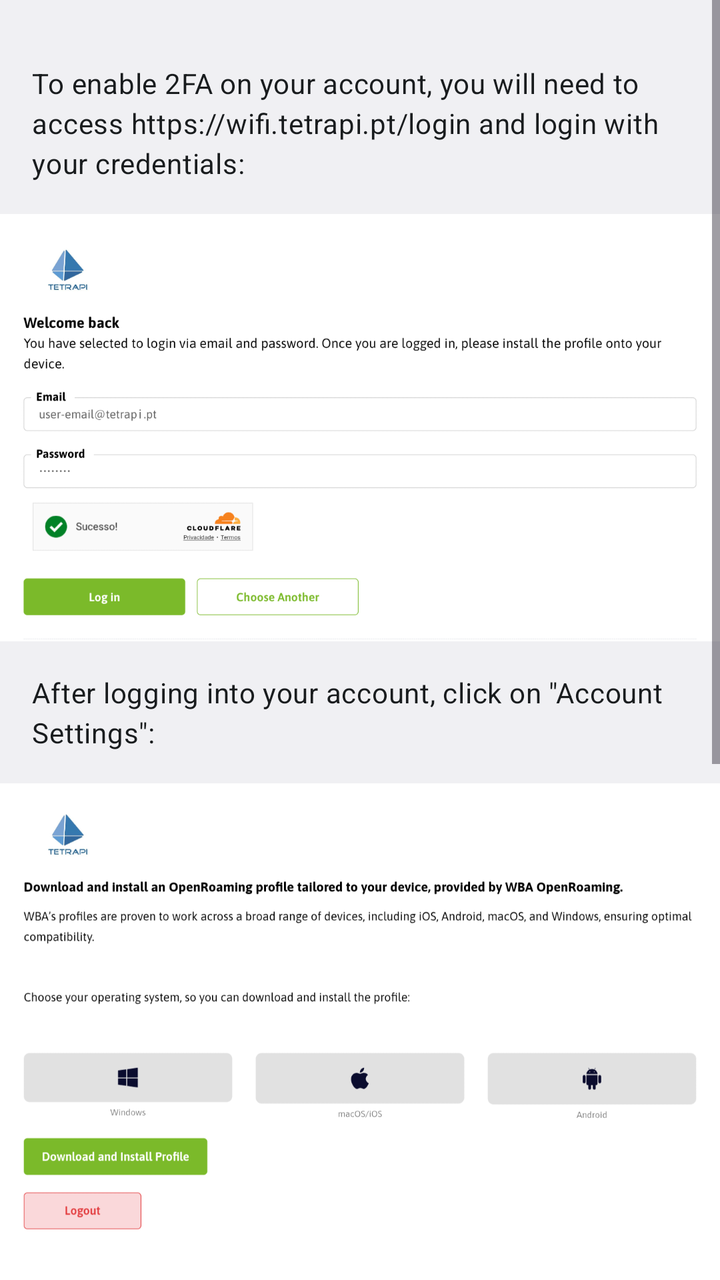
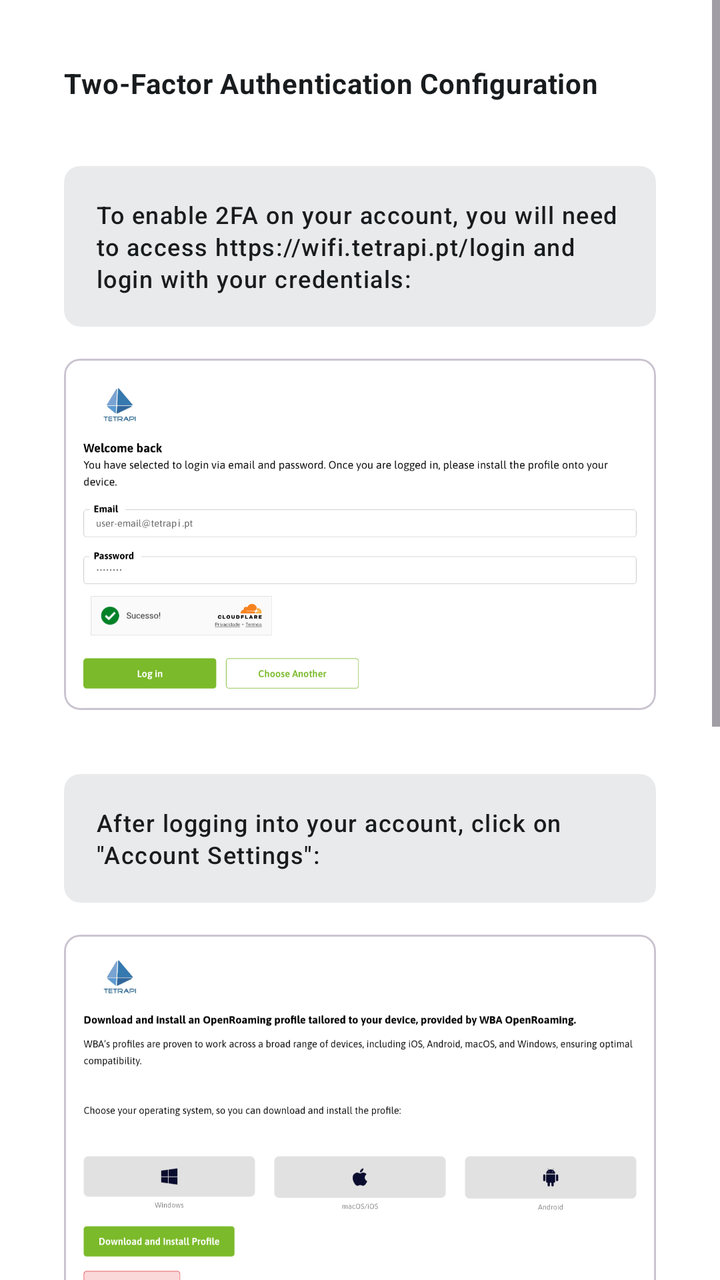

Two renders of the same Android screen: before a commit and after it. Below are the layout's source before the change and the commit's diff.
<!-- AndroidManifest.xml: application theme Theme.MimWifi -->
<!-- res/layout/activity_twofa.xml -->
<?xml version="1.0" encoding="utf-8"?>

<ScrollView xmlns:android="http://schemas.android.com/apk/res/android"
    android:layout_width="match_parent"
    android:layout_height="match_parent">

    <LinearLayout
        android:layout_width="match_parent"
        android:layout_height="wrap_content"
        android:orientation="vertical"
        android:paddingTop="@dimen/material_margin"
        android:paddingBottom="@dimen/material_margin">

        <com.google.android.material.textview.MaterialTextView
            android:layout_width="wrap_content"
            android:layout_height="wrap_content"
            android:layout_marginTop="@dimen/material_margin"
            android:paddingStart="@dimen/material_margin"
            android:paddingEnd="@dimen/material_margin"
            android:text="@string/activity_twofa_description_1" />

        <ImageView
            android:layout_width="match_parent"
            android:layout_height="wrap_content"
            android:layout_marginTop="@dimen/material_margin"
            android:adjustViewBounds="true"
            android:src="@drawable/img_twofa_1" />

        <com.google.android.material.textview.MaterialTextView
            android:layout_width="wrap_content"
            android:layout_height="wrap_content"
            android:layout_marginTop="@dimen/material_margin"
            android:paddingStart="@dimen/material_margin"
            android:paddingEnd="@dimen/material_margin"
            android:text="@string/activity_twofa_description_2" />

        <ImageView
            android:layout_width="match_parent"
            android:layout_height="wrap_content"
            android:layout_marginTop="@dimen/material_margin"
            android:adjustViewBounds="true"
            android:src="@drawable/img_twofa_2" />

        <com.google.android.material.textview.MaterialTextView
            android:layout_width="wrap_content"
            android:layout_height="wrap_content"
            android:layout_marginTop="@dimen/material_margin"
            android:paddingStart="@dimen/material_margin"
            android:paddingEnd="@dimen/material_margin"
            android:text="@string/activity_twofa_description_3" />

        <ImageView
            android:layout_width="match_parent"
            android:layout_height="wrap_content"
            android:layout_marginTop="@dimen/material_margin"
            android:adjustViewBounds="true"
            android:src="@drawable/img_twofa_3" />

        <com.google.android.material.button.MaterialButton
            android:id="@+id/open_button"
            android:layout_width="match_parent"
            android:layout_marginEnd="@dimen/material_margin"
            android:layout_marginStart="@dimen/material_margin"
            android:layout_height="wrap_content"
            android:layout_marginTop="@dimen/material_margin"
            android:backgroundTint="?colorSecondary"
            android:text="@string/activity_twofa_open" />

    </LinearLayout>

</ScrollView>
<!-- resources referenced by this layout -->
<resources>
  <dimen name="material_margin">16dp</dimen>
  <!-- drawable img_twofa_3: png bitmap (drawable, 47234 bytes) -->
  <string name="activity_twofa_description_1">To enable 2FA on your account, you will need to access https://wifi.tetrapi.pt/login and login with your credentials:</string>
  <string name="activity_twofa_description_2">After logging into your account, click on \"Account Settings\":</string>
  <string name="activity_twofa_description_3">Click on \"Configure Two-Factor Authentication\" and proceed with your preferred method:</string>
  <string name="activity_twofa_open">Open https://wifi.tetrapi.pt/login</string>
  <style name="Theme.MimWifi" parent="Theme.Material3.Light.NoActionBar">
          <item name="colorPrimary">@color/color_primary</item>
          <item name="colorPrimaryDark">@color/color_secondary</item>
          <item name="colorOnPrimary">@color/color_on_primary</item>
          <item name="colorSecondary">@color/color_secondary</item>
          <item name="colorOnSecondary">@color/color_on_secondary</item>
          <item name="colorSecondaryContainer">@color/color_background</item>
          <item name="colorOnSecondaryContainer">@color/color_on_primary</item>
          <item name="colorSurface">@color/color_primary</item>
          <item name="colorOnSurface">@color/color_on_primary</item>
          <item name="colorOnSurfaceVariant">@color/color_on_primary</item>
          <item name="colorSurfaceContainerLowest">@color/color_primary</item>
          <item name="colorSurfaceContainerLow">@color/color_primary</item>
          <item name="colorSurfaceContainer">@color/color_primary</item>
          <item name="colorSurfaceContainerHigh">@color/color_primary</item>
          <item name="colorSurfaceContainerHighest">@color/color_primary</item>
          <item name="colorError">@color/color_error</item>
          <item name="colorOutline">@color/color_outline</item>
          <item name="backgroundColor">@color/color_background</item>
          <item name="android:textColorLink">@color/color_on_primary</item>
          <item name="android:colorBackground">@color/color_background</item>
          <item name="android:navigationBarColor">@color/color_primary</item>
          <item name="android:windowLightStatusBar">true</item>
          <item name="android:textViewStyle">@style/Widget.MaterialTextView</item>
          <item name="toolbarStyle">@style/Widget.MaterialToolbar</item>
          <item name="android:windowOptOutEdgeToEdgeEnforcement" tools:targetApi="35">true</item>
      </style>
  <color name="color_primary">#E1E3E5</color>
  <color name="color_secondary">#7BBA29</color>
  <color name="color_on_primary">#191C1E</color>
  <color name="color_on_secondary">#191C1E</color>
  <color name="color_background">#F0F0F3</color>
  <color name="color_error">#BA1B1B</color>
  <color name="color_outline">#70777C</color>
  <style name="Widget.MaterialTextView" parent="Widget.MaterialComponents.TextView">
          <item name="android:textColor">?colorOnPrimary</item>
          <item name="android:textAppearance">?textAppearanceBodyMedium</item>
      </style>
  <style name="Widget.MaterialToolbar" parent="Widget.Material3.Toolbar">
          <item name="android:background">?colorSecondary</item>
          <item name="titleTextColor">?colorOnSecondary</item>
      </style>
  <!-- unchanged entries left out for length: 2 -->
</resources>

<!-- the commit's change to res/layout/activity_twofa.xml (unified diff, before → after) -->
@@ -1,6 +1,7 @@
 <?xml version="1.0" encoding="utf-8"?>
 
 <ScrollView xmlns:android="http://schemas.android.com/apk/res/android"
+    xmlns:app="http://schemas.android.com/apk/res-auto"
     android:layout_width="match_parent"
     android:layout_height="match_parent">
 
@@ -8,59 +9,113 @@
         android:layout_width="match_parent"
         android:layout_height="wrap_content"
         android:orientation="vertical"
-        android:paddingTop="@dimen/material_margin"
-        android:paddingBottom="@dimen/material_margin">
+        android:padding="@dimen/material_margin_large">
 
         <com.google.android.material.textview.MaterialTextView
             android:layout_width="wrap_content"
             android:layout_height="wrap_content"
-            android:layout_marginTop="@dimen/material_margin"
-            android:paddingStart="@dimen/material_margin"
-            android:paddingEnd="@dimen/material_margin"
-            android:text="@string/activity_twofa_description_1" />
+            android:text="@string/activity_twofa_title"
+            android:textStyle="bold" />
 
-        <ImageView
+        <com.google.android.material.card.MaterialCardView
+            android:layout_width="match_parent"
+            android:layout_height="wrap_content"
+            android:layout_marginTop="@dimen/material_margin_large"
+            app:cardBackgroundColor="@color/color_outline"
+            app:cardCornerRadius="8dp"
+            app:strokeWidth="0dp">
+
+            <com.google.android.material.textview.MaterialTextView
+                android:layout_width="wrap_content"
+                android:layout_height="wrap_content"
+                android:padding="@dimen/material_margin"
+                android:text="@string/activity_twofa_description_1"
+                android:textAppearance="?textAppearanceLabelMedium" />
+
+        </com.google.android.material.card.MaterialCardView>
+
+        <com.google.android.material.card.MaterialCardView
             android:layout_width="match_parent"
             android:layout_height="wrap_content"
             android:layout_marginTop="@dimen/material_margin"
-            android:adjustViewBounds="true"
-            android:src="@drawable/img_twofa_1" />
+            app:cardBackgroundColor="@color/color_outline"
+            app:cardCornerRadius="8dp">
 
-        <com.google.android.material.textview.MaterialTextView
-            android:layout_width="wrap_content"
+            <ImageView
+                android:layout_width="match_parent"
+                android:layout_height="wrap_content"
+                android:adjustViewBounds="true"
+                android:src="@drawable/img_twofa_1" />
+
+        </com.google.android.material.card.MaterialCardView>
+
+        <com.google.android.material.card.MaterialCardView
+            android:layout_width="match_parent"
             android:layout_height="wrap_content"
-            android:layout_marginTop="@dimen/material_margin"
-            android:paddingStart="@dimen/material_margin"
-            android:paddingEnd="@dimen/material_margin"
-            android:text="@string/activity_twofa_description_2" />
+            android:layout_marginTop="@dimen/material_margin_large"
+            app:cardBackgroundColor="@color/color_outline"
+            app:cardCornerRadius="8dp"
+            app:strokeWidth="0dp">
 
-        <ImageView
+            <com.google.android.material.textview.MaterialTextView
+                android:layout_width="wrap_content"
+                android:layout_height="wrap_content"
+                android:padding="@dimen/material_margin"
+                android:text="@string/activity_twofa_description_2"
+                android:textAppearance="?textAppearanceLabelMedium" />
+
+        </com.google.android.material.card.MaterialCardView>
+
+        <com.google.android.material.card.MaterialCardView
             android:layout_width="match_parent"
             android:layout_height="wrap_content"
             android:layout_marginTop="@dimen/material_margin"
-            android:adjustViewBounds="true"
-            android:src="@drawable/img_twofa_2" />
+            app:cardBackgroundColor="@color/color_outline"
+            app:cardCornerRadius="8dp">
 
-        <com.google.android.material.textview.MaterialTextView
-            android:layout_width="wrap_content"
+            <ImageView
+                android:layout_width="match_parent"
+                android:layout_height="wrap_content"
+                android:adjustViewBounds="true"
+                android:src="@drawable/img_twofa_2" />
+
+        </com.google.android.material.card.MaterialCardView>
+
+        <com.google.android.material.card.MaterialCardView
+            android:layout_width="match_parent"
             android:layout_height="wrap_content"
-            android:layout_marginTop="@dimen/material_margin"
-            android:paddingStart="@dimen/material_margin"
-            android:paddingEnd="@dimen/material_margin"
-            android:text="@string/activity_twofa_description_3" />
+            android:layout_marginTop="@dimen/material_margin_large"
+            app:cardBackgroundColor="@color/color_outline"
+            app:cardCornerRadius="8dp"
+            app:strokeWidth="0dp">
 
-        <ImageView
+            <com.google.android.material.textview.MaterialTextView
+                android:layout_width="wrap_content"
+                android:layout_height="wrap_content"
+                android:padding="@dimen/material_margin"
+                android:text="@string/activity_twofa_description_3"
+                android:textAppearance="?textAppearanceLabelMedium" />
+
+        </com.google.android.material.card.MaterialCardView>
+
+        <com.google.android.material.card.MaterialCardView
             android:layout_width="match_parent"
             android:layout_height="wrap_content"
             android:layout_marginTop="@dimen/material_margin"
-            android:adjustViewBounds="true"
-            android:src="@drawable/img_twofa_3" />
+            app:cardBackgroundColor="@color/color_outline"
+            app:cardCornerRadius="8dp">
+
+            <ImageView
+                android:layout_width="match_parent"
+                android:layout_height="wrap_content"
+                android:adjustViewBounds="true"
+                android:src="@drawable/img_twofa_3" />
+
+        </com.google.android.material.card.MaterialCardView>
 
         <com.google.android.material.button.MaterialButton
             android:id="@+id/open_button"
             android:layout_width="match_parent"
-            android:layout_marginEnd="@dimen/material_margin"
-            android:layout_marginStart="@dimen/material_margin"
             android:layout_height="wrap_content"
             android:layout_marginTop="@dimen/material_margin"
             android:backgroundTint="?colorSecondary"
<!-- resource entries referenced after the edit -->
@@ -1,11 +1,13 @@
 <!-- resources referenced by this layout -->
 <resources>
   <dimen name="material_margin">16dp</dimen>
+  <dimen name="material_margin_large">32dp</dimen>
   <!-- drawable img_twofa_3: png bitmap (drawable, 47234 bytes) -->
   <string name="activity_twofa_description_1">To enable 2FA on your account, you will need to access https://wifi.tetrapi.pt/login and login with your credentials:</string>
   <string name="activity_twofa_description_2">After logging into your account, click on \"Account Settings\":</string>
   <string name="activity_twofa_description_3">Click on \"Configure Two-Factor Authentication\" and proceed with your preferred method:</string>
-  <string name="activity_twofa_open">Open https://wifi.tetrapi.pt/login</string>
+  <string name="activity_twofa_open">Open Login Page</string>
+  <string name="activity_twofa_title">Two-Factor Authentication Configuration</string>
   <style name="Theme.MimWifi" parent="Theme.Material3.Light.NoActionBar">
           <item name="colorPrimary">@color/color_primary</item>
           <item name="colorPrimaryDark">@color/color_secondary</item>
@@ -31,15 +33,16 @@
           <item name="android:windowLightStatusBar">true</item>
           <item name="android:textViewStyle">@style/Widget.MaterialTextView</item>
           <item name="toolbarStyle">@style/Widget.MaterialToolbar</item>
+          <item name="textInputStyle">@style/Widget.MaterialTextInputLayout</item>
           <item name="android:windowOptOutEdgeToEdgeEnforcement" tools:targetApi="35">true</item>
       </style>
-  <color name="color_primary">#E1E3E5</color>
-  <color name="color_secondary">#7BBA29</color>
+  <color name="color_primary">#FFFFFF</color>
+  <color name="color_secondary">#A3D936</color>
   <color name="color_on_primary">#191C1E</color>
   <color name="color_on_secondary">#191C1E</color>
-  <color name="color_background">#F0F0F3</color>
+  <color name="color_background">#FFFFFF</color>
   <color name="color_error">#BA1B1B</color>
-  <color name="color_outline">#70777C</color>
+  <color name="color_outline">#338C96A0</color>
   <style name="Widget.MaterialTextView" parent="Widget.MaterialComponents.TextView">
           <item name="android:textColor">?colorOnPrimary</item>
           <item name="android:textAppearance">?textAppearanceBodyMedium</item>
@@ -48,6 +51,14 @@
           <item name="android:background">?colorSecondary</item>
           <item name="titleTextColor">?colorOnSecondary</item>
       </style>
+  <style name="Widget.MaterialTextInputLayout" parent="Widget.Material3.TextInputLayout.OutlinedBox">
+          <item name="shapeAppearance">@style/ShapeAppearance.MaterialTextInputLayout.Rounded</item>
+          <item name="boxStrokeWidth">1sp</item>
+          <item name="boxStrokeColor">@color/color_outline</item>
+      </style>
+  <style name="ShapeAppearance.MaterialTextInputLayout.Rounded" parent="ShapeAppearance.Material3.Corner.Full">
+          <item name="cornerSize">8dp</item>
+      </style>
   <!-- unchanged entries left out for length: 2 -->
 </resources>
 
